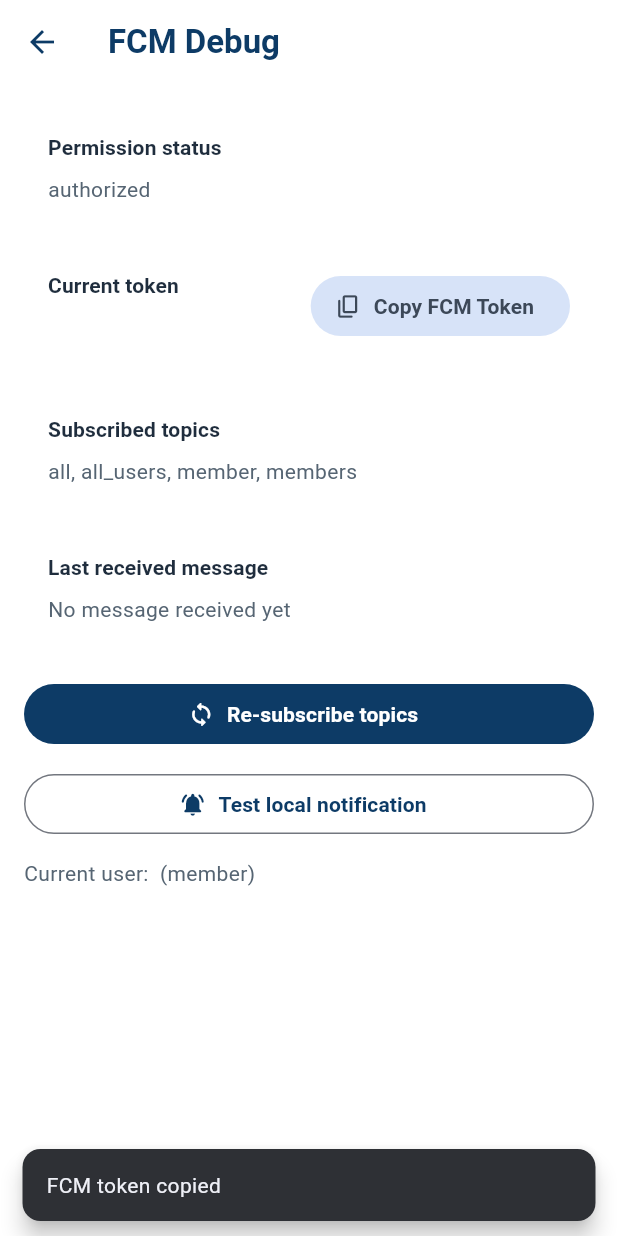
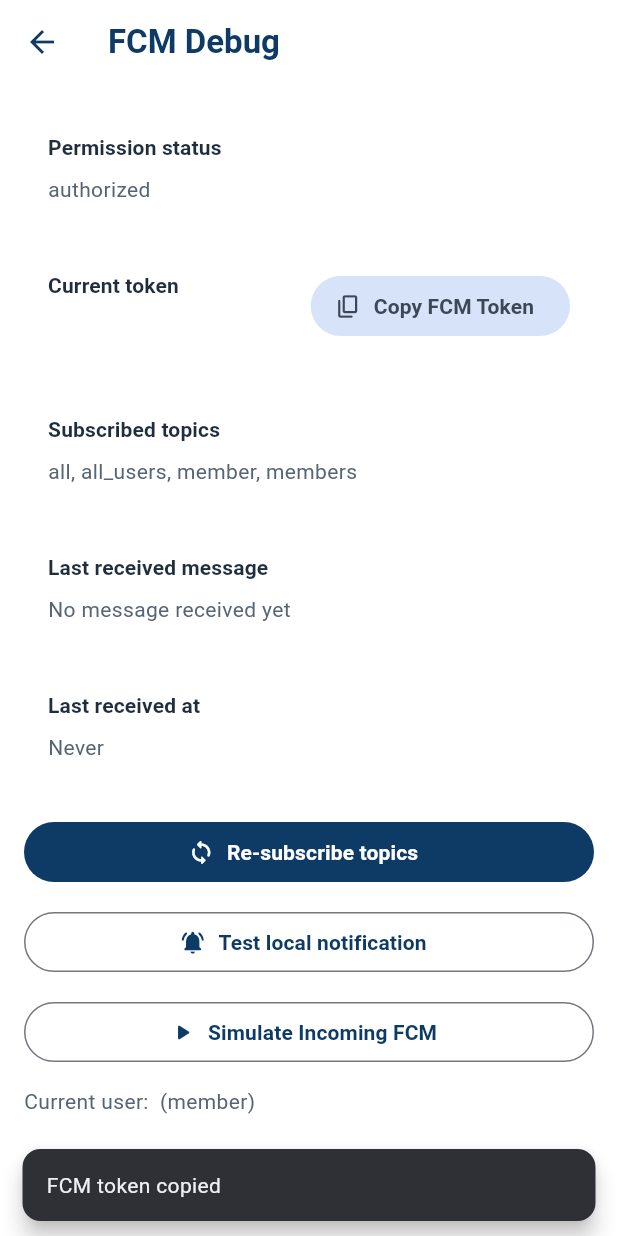
Before and after one commit to andrew22-cmd/summer-school-, a Flutter app: the DebugFcmScreen screen opened by its route, after a tap on "Copy FCM Token", on a phone screen of 412 x 824 dp. Run offline on Flutter 3.47's test engine with Material 3 defaults, Android fonts, the phone set to English and light mode, and no system bars; our stand-ins replace cloud_firestore, dio, file_picker, firebase_auth, firebase_core, firebase_messaging and 3 more; accounts and stored records are empty.

```diff
--- a/lib/screens/debug/debug_fcm_screen.dart
+++ b/lib/screens/debug/debug_fcm_screen.dart
@@ -88,6 +88,13 @@ class _DebugFcmScreenState extends State<DebugFcmScreen> {
             title: 'Last received message',
             value: fcm.lastReceivedMessage ?? 'No message received yet',
           ),
+          const SizedBox(height: 12),
+          _InfoCard(
+            title: 'Last received at',
+            value: fcm.lastReceivedAt == null
+                ? 'Never'
+                : fcm.lastReceivedAt!.toLocal().toString(),
+          ),
           const SizedBox(height: 20),
           FilledButton.icon(
             onPressed: user == null ? null : _refreshAndResubscribe,
@@ -103,6 +110,20 @@ class _DebugFcmScreenState extends State<DebugFcmScreen> {
             },
             icon: const Icon(Icons.notifications_active_rounded),
             label: const Text('Test local notification'),
+          ),
+          const SizedBox(height: 12),
+          OutlinedButton.icon(
+            onPressed: () async {
+              await fcm.simulateIncomingMessage(
+                title: 'Simulated',
+                body: 'This is a simulated FCM message',
+                data: {'simulated': 'true'},
+              );
+              if (!mounted) return;
+              setState(() {});
+            },
+            icon: const Icon(Icons.play_arrow_rounded),
+            label: const Text('Simulate Incoming FCM'),
           ),
           const SizedBox(height: 12),
           Text(
--- a/lib/services/fcm_service.dart
+++ b/lib/services/fcm_service.dart
@@ -34,12 +34,13 @@ class FcmService {
   String? _currentToken;
   String? _permissionStatus;
   String? _lastReceivedMessage;
+  DateTime? _lastReceivedAt;
 
   static const AndroidNotificationChannel _channel = AndroidNotificationChannel(
-    'high_importance_channel',
-    'High Importance Notifications',
+    'default_channel',
+    'Default Channel',
     description: 'Foreground notifications for Summer School',
-    importance: Importance.high,
+    importance: Importance.max,
   );
 
   Future<void> initialize() async {
@@ -67,6 +68,8 @@ class FcmService {
         .resolvePlatformSpecificImplementation<
           AndroidFlutterLocalNotificationsPlugin
         >();
+    // ensure the Android channel exists before registering listeners
+    debugPrint('[FCM] Creating Android notification channel: ${_channel.id}');
     await androidPlugin?.createNotificationChannel(_channel);
     final androidPermissionGranted = await androidPlugin
         ?.requestNotificationsPermission();
@@ -76,7 +79,11 @@ class FcmService {
 
     await _requestPermissions();
 
-    FirebaseMessaging.onMessage.listen(_handleForegroundMessage);
+    debugPrint('[FCM] Registering FirebaseMessaging.onMessage listener');
+    FirebaseMessaging.onMessage.listen((message) {
+      debugPrint('[FCM][onMessage] fired');
+      _handleForegroundMessage(message);
+    });
     FirebaseMessaging.onMessageOpenedApp.listen(_handleOpenedMessage);
     FirebaseMessaging.instance.onTokenRefresh.listen((token) {
       debugPrint('[FCM] Token refreshed: $token');
@@ -217,16 +224,34 @@ class FcmService {
   }
 
   Future<void> _handleForegroundMessage(RemoteMessage message) async {
-    debugPrint('[FCM][Foreground] messageId=${message.messageId}');
+    debugPrint('[FCM][Foreground] onMessage handler start');
+    try {
+      final Map<String, dynamic> dump = {
+        'messageId': message.messageId,
+        'from': message.from,
+        'sentTime': message.sentTime?.toIso8601String(),
+        'notification': {
+          'title': message.notification?.title,
+          'body': message.notification?.body,
+        },
+        'data': message.data,
+      };
+      debugPrint('[FCM][Foreground] full message: ${jsonEncode(dump)}');
+
       debugPrint('[FCM][Foreground] title=${message.notification?.title}');
       debugPrint('[FCM][Foreground] body=${message.notification?.body}');
       debugPrint('[FCM][Foreground] data=${message.data}');
+
+      _lastReceivedAt = DateTime.now();
       _lastReceivedMessage =
           'title=${message.notification?.title}, body=${message.notification?.body}, data=${message.data}';
+    } catch (e, st) {
+      debugPrint('[FCM][Foreground] Error while processing message: $e');
+      debugPrint(st.toString());
+    }
 
     final notification = message.notification;
-    if (notification == null) return;
-
+    if (notification != null) {
       await _localNotifications.show(
         notification.hashCode,
         notification.title ?? '',
@@ -236,7 +261,7 @@ class FcmService {
             _channel.id,
             _channel.name,
             channelDescription: _channel.description,
-          importance: Importance.high,
+            importance: Importance.max,
             priority: Priority.high,
             icon: '@mipmap/ic_launcher',
           ),
@@ -244,6 +269,26 @@ class FcmService {
         ),
         payload: jsonEncode(message.data),
       );
+    }
+  }
+
+  /// Simulate an incoming FCM message (useful for debugging)
+  Future<void> simulateIncomingMessage({
+    String? title,
+    String? body,
+    Map<String, dynamic>? data,
+  }) async {
+    final remoteNotification = RemoteNotification(title: title, body: body);
+    final message = RemoteMessage(
+      messageId: 'simulated-${DateTime.now().microsecondsSinceEpoch}',
+      notification: remoteNotification,
+      data: data ?? <String, dynamic>{'simulated': 'true'},
+    );
+
+    debugPrint(
+      '[FCM] Simulating incoming message: title=$title body=$body data=$data',
+    );
+    await _handleForegroundMessage(message);
   }
 
   void _handleOpenedMessage(RemoteMessage message) {
@@ -309,6 +354,7 @@ class FcmService {
   String? get permissionStatus => _permissionStatus;
 
   String? get lastReceivedMessage => _lastReceivedMessage;
+  DateTime? get lastReceivedAt => _lastReceivedAt;
 
   List<String> get subscribedTopics =>
       List<String>.unmodifiable(_subscribedTopics);
```
Lines whose indentation alone changed are shown as unchanged.
